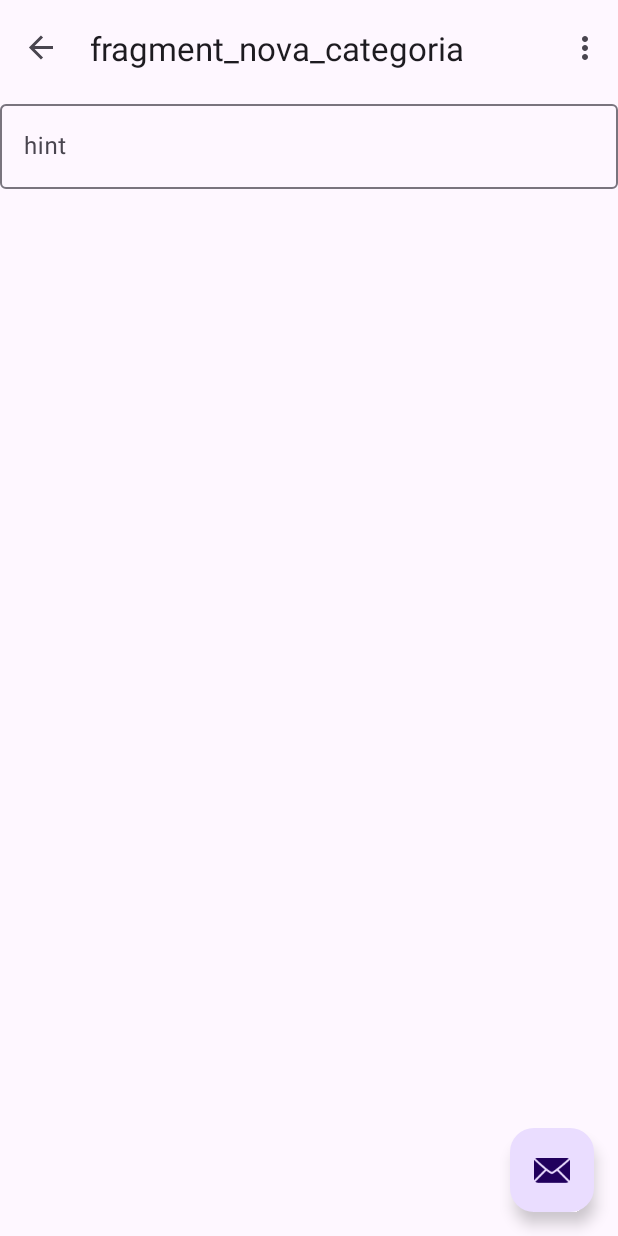
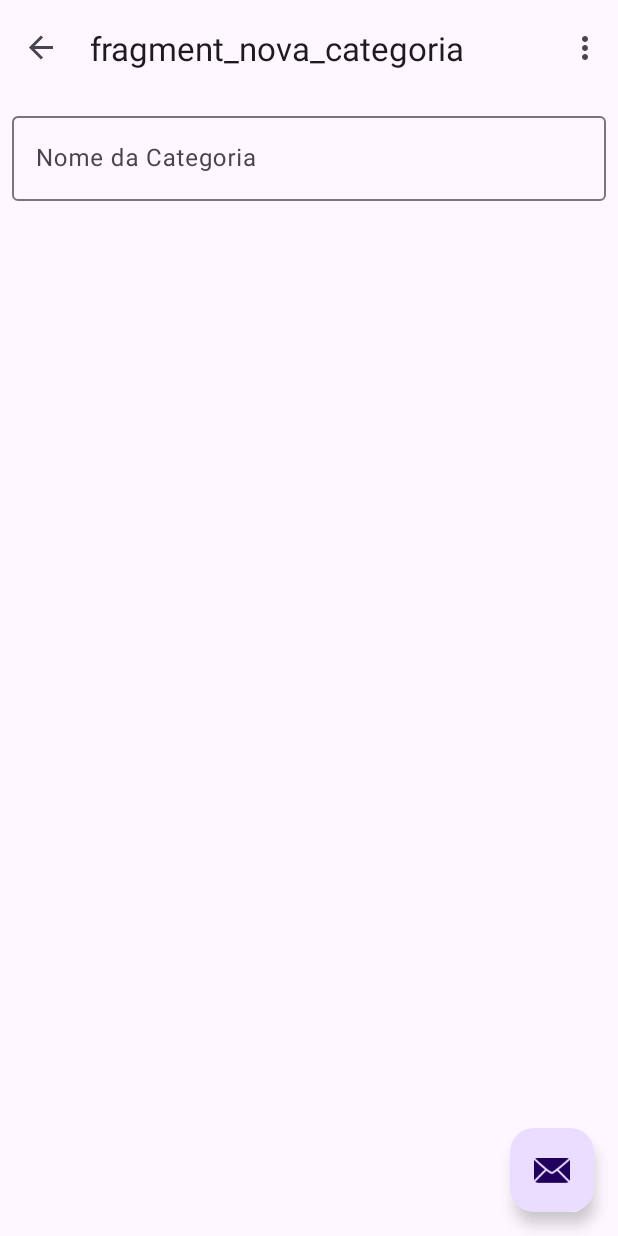
Before and after one commit to Condesso1998/BibliotecaJogo, an Android app: the NovaCategoriaFragment screen opened through its navigation route, on a phone screen of 412 x 824 dp. Run offline under Robolectric (Android 15) with nearby library versions, the phone set to English and light mode, and no system bars; our stand-ins replace navigation-ui.

Commit message:
Layout nova categoria criada

```diff
--- a/app/src/main/res/layout/fragment_nova_categoria.xml
+++ b/app/src/main/res/layout/fragment_nova_categoria.xml
@@ -8,11 +8,15 @@
 
     <com.google.android.material.textfield.TextInputLayout
         android:layout_width="match_parent"
-        android:layout_height="match_parent">
+        android:layout_height="match_parent"
+        android:layout_margin="8dp">
 
         <com.google.android.material.textfield.TextInputEditText
+            android:id="@+id/editTextTitulo"
             android:layout_width="match_parent"
             android:layout_height="wrap_content"
-            android:hint="hint" />
+            android:hint="@string/desc"
+            android:inputType="text" />
+
     </com.google.android.material.textfield.TextInputLayout>
 </LinearLayout>
--- a/app/src/main/res/values/strings.xml
+++ b/app/src/main/res/values/strings.xml
@@ -33,4 +33,5 @@ Rui Condesso
     <string name="jogo_eliminado_com_sucesso">Livro eliminado com sucesso</string>
     <string name="erro_eliminar_jogo">Erro ao eliminar livro</string>
     <string name="nova_categoria_label">Nova categoria</string>
+    <string name="desc">Nome da Categoria</string>
 </resources>
```
